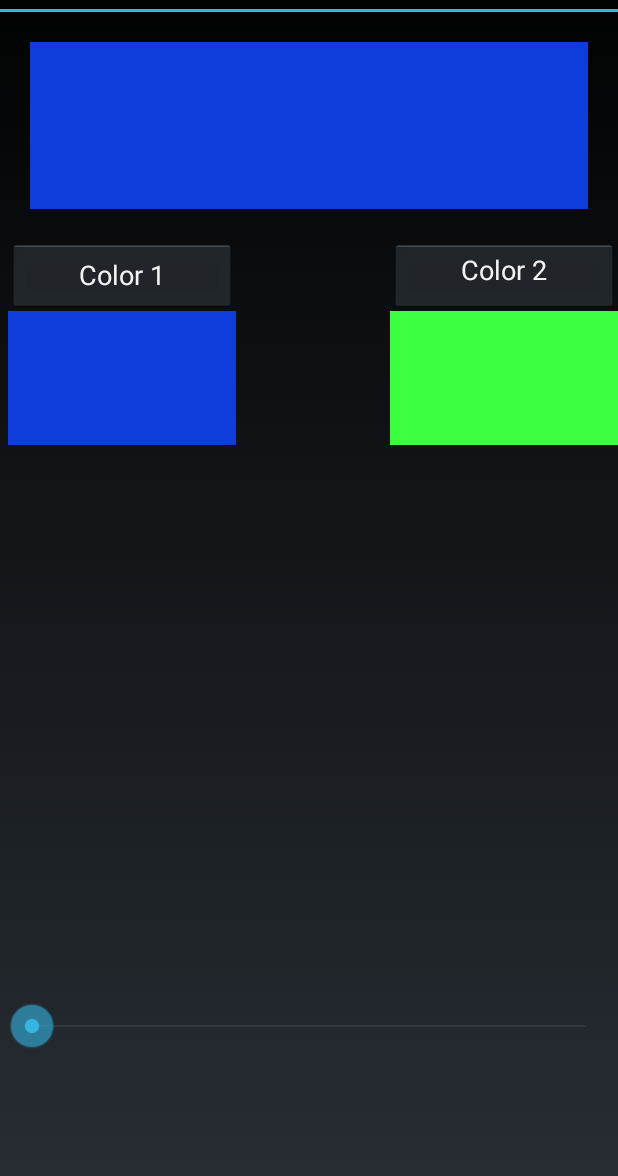
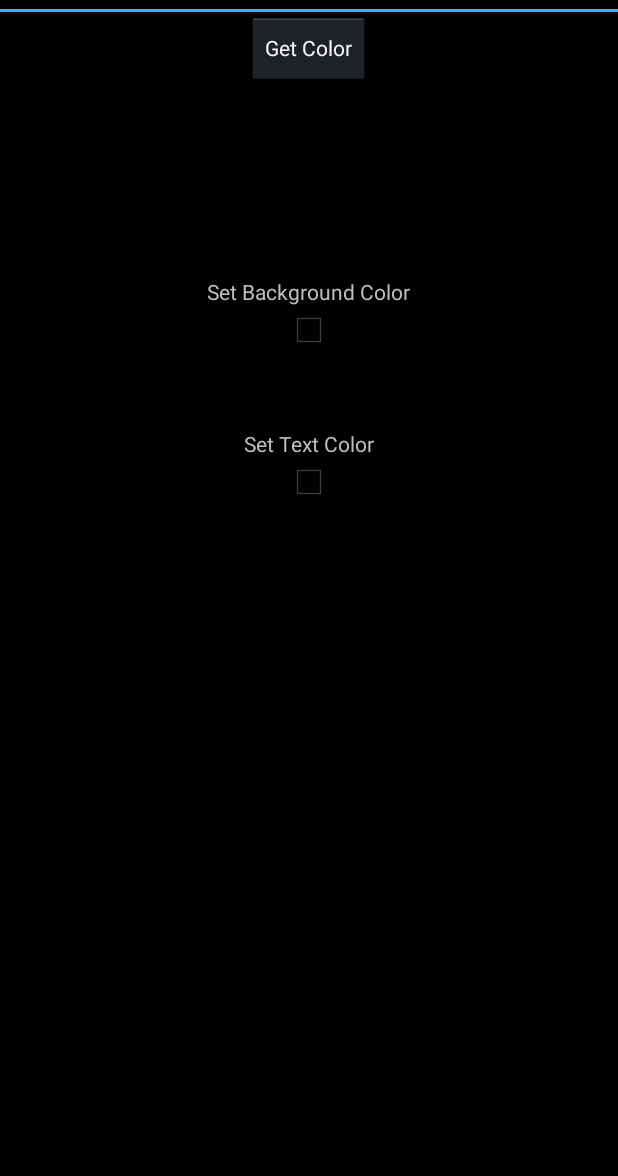
Before and after one commit to coyle5280/ColorBlender, an Android app: the screen it shows after launch (MainActivity), after a tap on "SETTINGS", on a phone screen of 412 x 824 dp, the part 60-1236 px from its top. Run offline under Robolectric (Android 15) with nearby library versions, the phone set to English and light mode, and no system bars.

Commit message:
Update Menu Items

```diff
--- a/app/src/main/java/assignment3/mobile/colorblender/MainActivity.java
+++ b/app/src/main/java/assignment3/mobile/colorblender/MainActivity.java
@@ -4,6 +4,7 @@ import android.app.ActionBar;
 import android.app.Activity;
 import android.app.AlertDialog;
 import android.app.Fragment;
+import android.app.FragmentManager;
 import android.app.FragmentTransaction;
 import android.content.DialogInterface;
 import android.content.Intent;
@@ -36,6 +37,9 @@ public class MainActivity extends Activity {
     int start = 0;
     private double progressBarIndicator = 0;
     int blendedColor;
+    boolean settingsBoolean = false;
+    SettingsFragment settings;
+
 
     //  Menu
     ActionBar actionBar;
@@ -53,8 +57,12 @@ public class MainActivity extends Activity {
 
         setupButtons();
         setupTextViews();
+        setupFragment();
 
+    }
 
+    private void setupFragment() {
+        settings = new SettingsFragment();
     }
 
     private void setupTextViews() {
@@ -238,9 +246,19 @@ public class MainActivity extends Activity {
 
 
     private void callSettings() {
-
-        Fragment settings = new Fragment();
-       // settings.setArguments(i);
+        if(!settingsBoolean) {
+            FragmentManager fragmentManager = getFragmentManager();
+            FragmentTransaction fragmentTransaction = fragmentManager.beginTransaction();
+            fragmentTransaction.add(R.id.fragHolder, settings);
+            fragmentTransaction.commit();
+            settingsBoolean = true;
+        }else{
+            FragmentManager fragmentManager = getFragmentManager();
+            FragmentTransaction fragmentTransaction = fragmentManager.beginTransaction();
+            fragmentTransaction.remove(settings);
+            fragmentTransaction.commit();
+            settingsBoolean = false;
+        }
     }
 
 }
--- a/app/src/main/java/assignment3/mobile/colorblender/SettingsFragment.java
+++ b/app/src/main/java/assignment3/mobile/colorblender/SettingsFragment.java
@@ -1,19 +1,57 @@
 package assignment3.mobile.colorblender;
 
 import android.app.Fragment;
+import android.content.Intent;
+import android.content.pm.PackageManager;
 import android.os.Bundle;
 import android.view.LayoutInflater;
 import android.view.View;
 import android.view.ViewGroup;
+import android.widget.CheckBox;
+import android.widget.TextView;
+import android.widget.Button;
 
 /**
  * Created by godzilla on 9/28/2015.
  */
 public class SettingsFragment extends Fragment {
 
+    CheckBox checkboxBackground;
+    CheckBox checkboxText;
+    TextView colorTextview;
+    Button fragBackGroundButton;
 
     public View onCreateView(LayoutInflater inflater, ViewGroup container, Bundle savedInstanceState){
-        return inflater.inflate(R.layout.setting_frag, container, false);
+
+
+        View view = inflater.inflate(R.layout.setting_frag, container, false);
+        checkboxBackground = (CheckBox) view.findViewById(R.id.checkboxBackground);
+        checkboxText = (CheckBox) view.findViewById(R.id.checkboxText);
+        colorTextview = (TextView) view.findViewById(R.id.color1TextView);
+        fragBackGroundButton = (Button) view.findViewById(R.id.fragBackGroundButton);
+        return view;
+
+    }
+
+    public void onViewCreated(View view, Bundle savedInstanceState){
+        super.onViewCreated(view, savedInstanceState);
+        setupButtons();
+
+
+    }
+
+    private void setupButtons() {
+
+        fragBackGroundButton.setOnClickListener(new View.OnClickListener() {
+                public void onClick(View v){
+                    PackageManager pm = getPackageManager();
+                    Intent intent = pm.getLaunchIntentForPackage("Color.Finder.Assignment");
+                    intent.setFlags(0);
+                    intent.putExtra("calledByProgram", true);
+                    startActivityForResult(intent, request_Button_Code);
+                }
+        }
+        );
 
     }
 
--- a/app/src/main/res/layout/activity_main.xml
+++ b/app/src/main/res/layout/activity_main.xml
@@ -1,18 +1,17 @@
+<FrameLayout
+    xmlns:android="http://schemas.android.com/apk/res/android"
+    android:layout_width="fill_parent"
+    android:layout_height="fill_parent"
+    android:id="@+id/fragHolder">
+
+
 <RelativeLayout
     android:layout_height="fill_parent"
     android:layout_width="fill_parent"
-    xmlns:android="http://schemas.android.com/apk/res/android"
     android:orientation="vertical"
     android:layout_gravity="center"
     android:weightSum="1"
     android:id="@+id/main">
-
-    <FrameLayout
-        android:layout_width="fill_parent"
-        android:layout_height="fill_parent"
-        android:id="@+id/fragHolder">
-     </FrameLayout>
-
 
 
     <TextView
@@ -78,3 +77,4 @@
         android:layout_gravity="left|bottom" />
 
 </RelativeLayout>
+    </FrameLayout>
--- a/app/src/main/res/layout/setting_frag.xml
+++ b/app/src/main/res/layout/setting_frag.xml
@@ -1,9 +1,54 @@
 <?xml version="1.0" encoding="utf-8"?>
 <LinearLayout xmlns:android="http://schemas.android.com/apk/res/android"
     android:orientation="vertical" android:layout_width="match_parent"
-    android:layout_height="match_parent">
+    android:layout_height="match_parent"
+    android:layout_gravity="center"
+    android:background="@android:color/black"
+    android:weightSum="1">
+
+    <Button
+        style="?android:attr/buttonStyleSmall"
+        android:layout_width="wrap_content"
+        android:layout_height="wrap_content"
+        android:text="Get Color"
+        android:id="@+id/fragBackGroundButton"
+        android:layout_gravity="center_horizontal" />
+
+    <TextView
+        android:layout_width="97dp"
+        android:layout_height="wrap_content"
+        android:id="@+id/fragColorText"
+        android:layout_gravity="center_horizontal"
+        android:layout_weight="0.10"
+        android:layout_marginTop="10dp" />
+
     <TextView
         android:layout_width="wrap_content"
         android:layout_height="wrap_content"
-        android:text="Hello"/>
+        android:text="@string/setbackground"
+        android:layout_gravity="center_horizontal"
+        android:layout_marginTop="50dp" />
+
+    <CheckBox
+        android:layout_width="wrap_content"
+        android:layout_height="wrap_content"
+        android:id="@+id/checkboxBackground"
+        android:layout_gravity="center_horizontal"
+        android:checked="false" />
+
+    <TextView
+        android:layout_width="wrap_content"
+        android:layout_height="wrap_content"
+        android:text="@string/setText"
+        android:layout_gravity="center_horizontal"
+        android:layout_marginTop="50dp"
+        android:id="@+id/textView" />
+
+    <CheckBox
+        android:layout_width="wrap_content"
+        android:layout_height="wrap_content"
+        android:id="@+id/checkboxText"
+        android:layout_gravity="center_horizontal"
+        android:checked="false" />
+
 </LinearLayout>
--- a/app/src/main/res/values/strings.xml
+++ b/app/src/main/res/values/strings.xml
@@ -1,4 +1,6 @@
 <resources>
     <string name="app_name">ColorBlender</string>
     <string name="settings">Settings</string>
+    <string name="setbackground">Set Background Color</string>
+    <string name="setText">Set Text Color</string>
 </resources>
```
